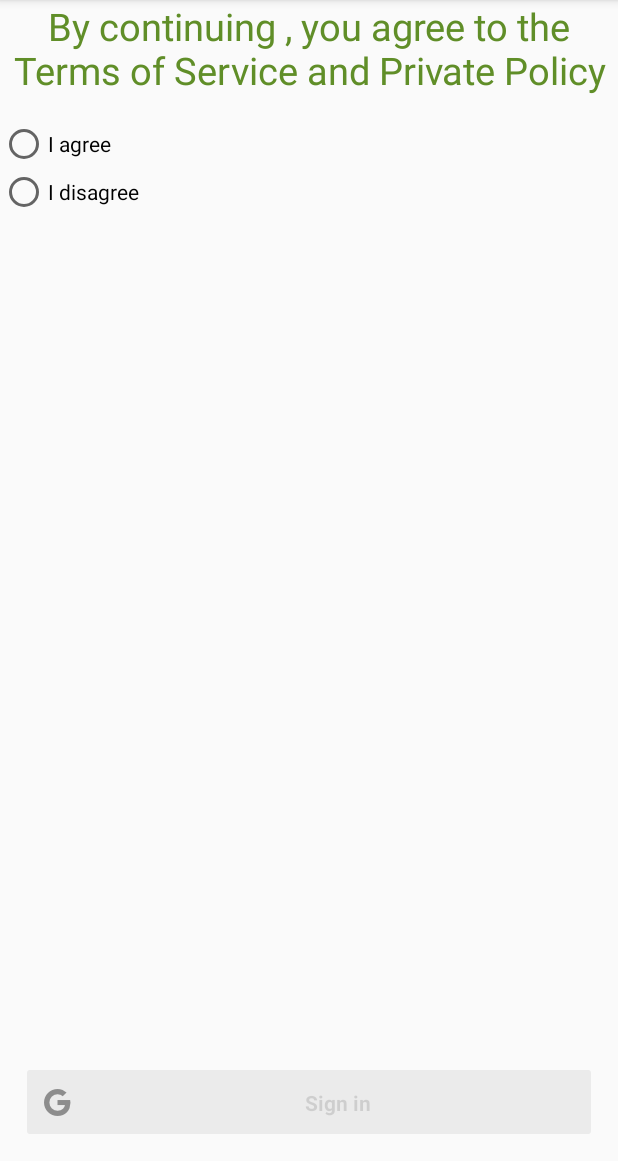
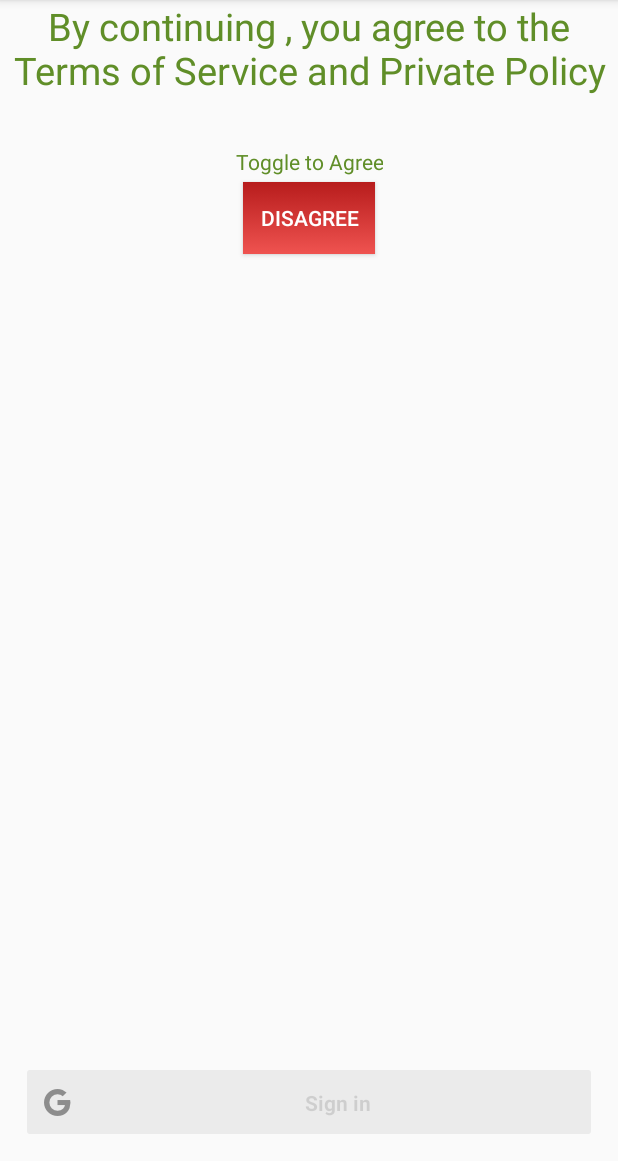
Before and after one commit to raghuwarrier/Fitness, an Android app: the TermsAndConditionsActivity screen opened directly, with no data from a screen before it, on a phone screen of 412 x 824 dp, the part 75-1236 px from its top. Run offline under Robolectric (Android 15) with nearby library versions, the phone set to English and light mode, and no system bars; 1 statement that could not run was skipped.

Commit message:
added toggle button

```diff
--- a/app/src/main/res/layout/activity_termsandconditions.xml
+++ b/app/src/main/res/layout/activity_termsandconditions.xml
@@ -17,6 +17,31 @@
         android:layout_below="@+id/tool_bar"
         android:layout_centerHorizontal="true" />
 
+    <TextView android:text="Toggle to Agree" android:layout_width="wrap_content"
+        style="@style/welcomeText"
+        android:layout_height="wrap_content"
+        android:id="@+id/toggletext"
+        android:gravity="center_horizontal"
+        android:layout_below="@+id/termsandconditions"
+        android:layout_centerHorizontal="true"
+        android:layout_marginTop="@dimen/abc_dialog_padding_top_material"
+        android:textSize="@dimen/abc_text_size_small_material"
+        android:textColorLink="@color/primary_dark_material_dark" />
+
+    <ToggleButton
+        android:layout_width="wrap_content"
+        android:layout_height="wrap_content"
+        android:layout_below="@id/toggletext"
+        android:layout_centerHorizontal="true"
+        android:background="@drawable/toggle_off"
+        android:textOn="Agree"
+        android:textOff="Disagree"
+        android:onClick="toggled"
+        android:layout_marginTop="@dimen/abc_button_padding_vertical_material"
+        />
+
+
+    <!--
         <RadioGroup xmlns:android="http://schemas.android.com/apk/res/android"
             android:layout_width="fill_parent"
             android:layout_height="wrap_content"
@@ -41,7 +66,7 @@
             android:onClick="onRadioButtonClicked"/>
 
         </RadioGroup>
-
+    -->
     <com.google.android.gms.common.SignInButton android:id="@+id/plus_sign_in_button"
         android:layout_width="match_parent" android:layout_height="wrap_content"
         android:layout_gravity="center_horizontal"
```
Lines whose indentation alone changed are shown as unchanged.
